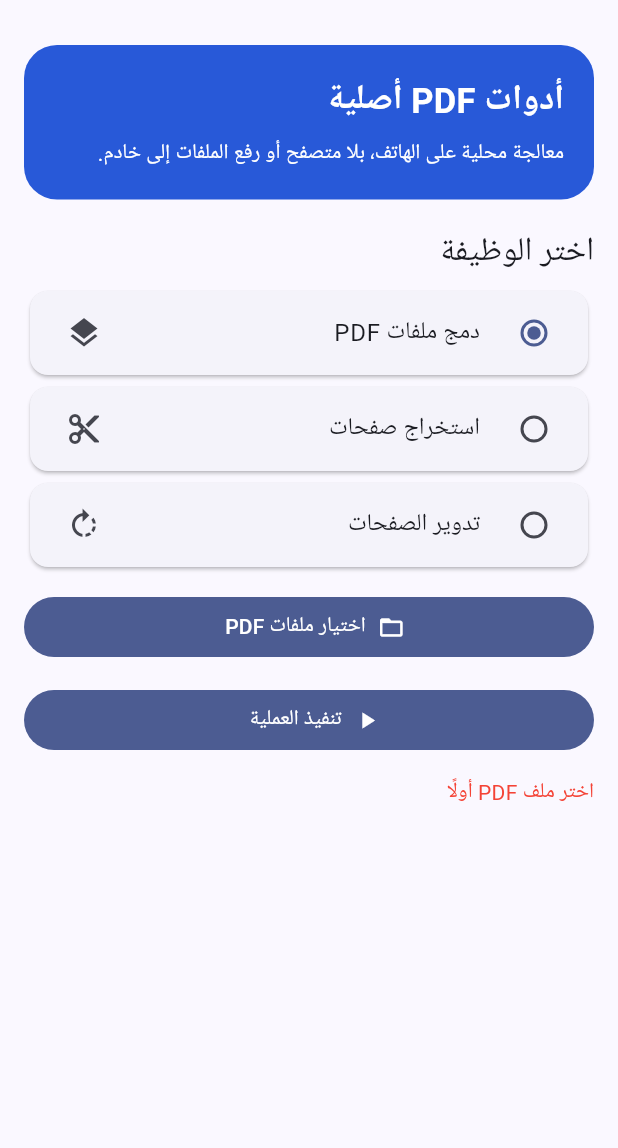
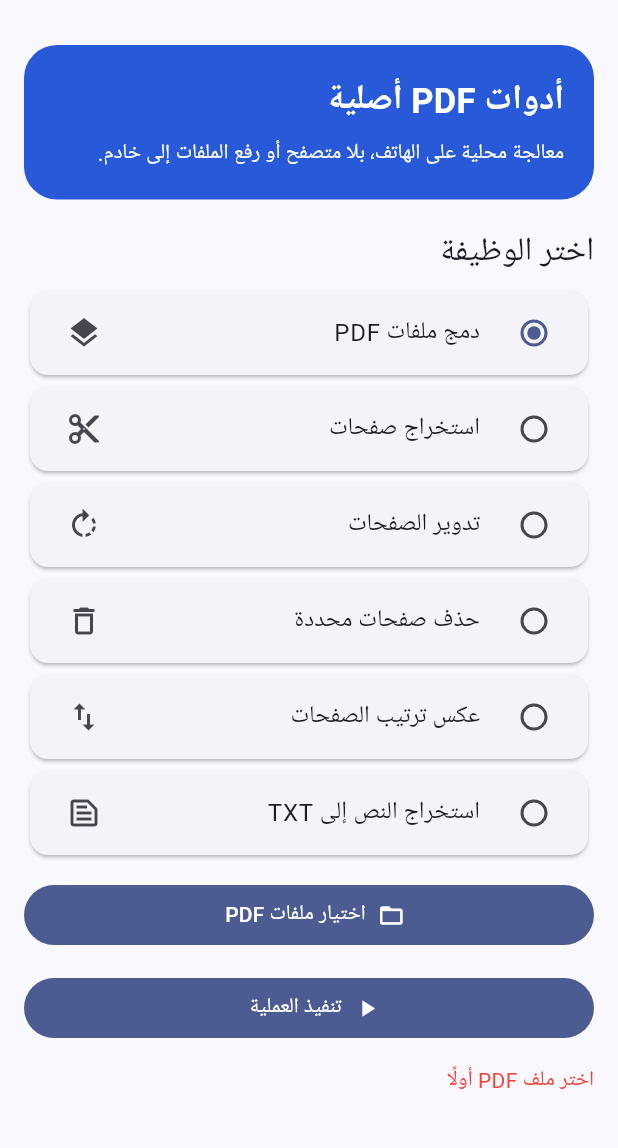
Before and after one commit to aljwaal1/ExplApp-PDF-Studio, a Flutter app: the screen it shows after launch, after a tap on "تنفيذ العملية", on a phone screen of 412 x 824 dp, the part 63-1211 px from its top. Run offline on Flutter 3.47's test engine with Material 3 defaults, Android fonts, the phone set to English and light mode, and no system bars; our stand-ins replace file_picker, open_filex, share_plus.

Commit message:
feat(flutter): add native PDF tool choices and TXT outputs

```diff
--- a/flutter_native/lib/main.dart
+++ b/flutter_native/lib/main.dart
@@ -54,7 +54,8 @@ class _StudioHomeState extends State<StudioHome> {
     setState(() {busy = true; result = null; error = null;});
     try {
       final folder = await getApplicationDocumentsDirectory();
-      final name = 'ExplApp-${mode}-${DateTime.now().millisecondsSinceEpoch}.pdf';
+      final extension = mode == 'text' ? 'txt' : 'pdf';
+      final name = 'ExplApp-${mode}-${DateTime.now().millisecondsSinceEpoch}.$extension';
       final path = '${folder.path}/$name';
       await channel.invokeMethod<void>('process', {
         'operation': mode, 'inputs': files, 'output': path,
@@ -75,6 +76,9 @@ class _StudioHomeState extends State<StudioHome> {
       ('merge','دمج ملفات PDF',Icons.layers),
       ('split','استخراج صفحات',Icons.content_cut),
       ('rotate','تدوير الصفحات',Icons.rotate_right),
+      ('delete','حذف صفحات محددة',Icons.delete_outline),
+      ('reverse','عكس ترتيب الصفحات',Icons.swap_vert),
+      ('text','استخراج النص إلى TXT',Icons.text_snippet_outlined),
     ];
     return Scaffold(
       appBar: AppBar(title: const Text('ExplApp PDF Studio'),centerTitle:true),
@@ -96,7 +100,7 @@ class _StudioHomeState extends State<StudioHome> {
         const SizedBox(height:12),
         FilledButton.icon(onPressed:busy?null:pick,icon:const Icon(Icons.folder_open),label:Text(mode=='merge'?'اختيار ملفات PDF':'اختيار ملف PDF')),
         ...files.map((f)=>ListTile(dense:true,leading:const Icon(Icons.picture_as_pdf),title:Text(f.split('/').last,maxLines:1,overflow:TextOverflow.ellipsis))),
-        if (mode=='split') TextField(controller:pages,decoration:const InputDecoration(labelText:'الصفحات (مثال: 1-3,5)',helperText:'يمكن تحديد صفحات متعددة'),keyboardType:TextInputType.text),
+        if (mode=='split' || mode=='delete') TextField(controller:pages,decoration:InputDecoration(labelText:mode=='delete'?'الصفحات المراد حذفها':'الصفحات المراد استخراجها',helperText:'مثال: 1-3,5'),keyboardType:TextInputType.text),
         if (mode=='rotate') DropdownButtonFormField<String>(
           value: rotation.text,items:['90','180','270'].map((d)=>DropdownMenuItem(value:d,child:Text('$d درجة'))).toList(),
           onChanged:(v)=>setState(()=>rotation.text=v??'90'),decoration:const InputDecoration(labelText:'زاوية التدوير'),
```
